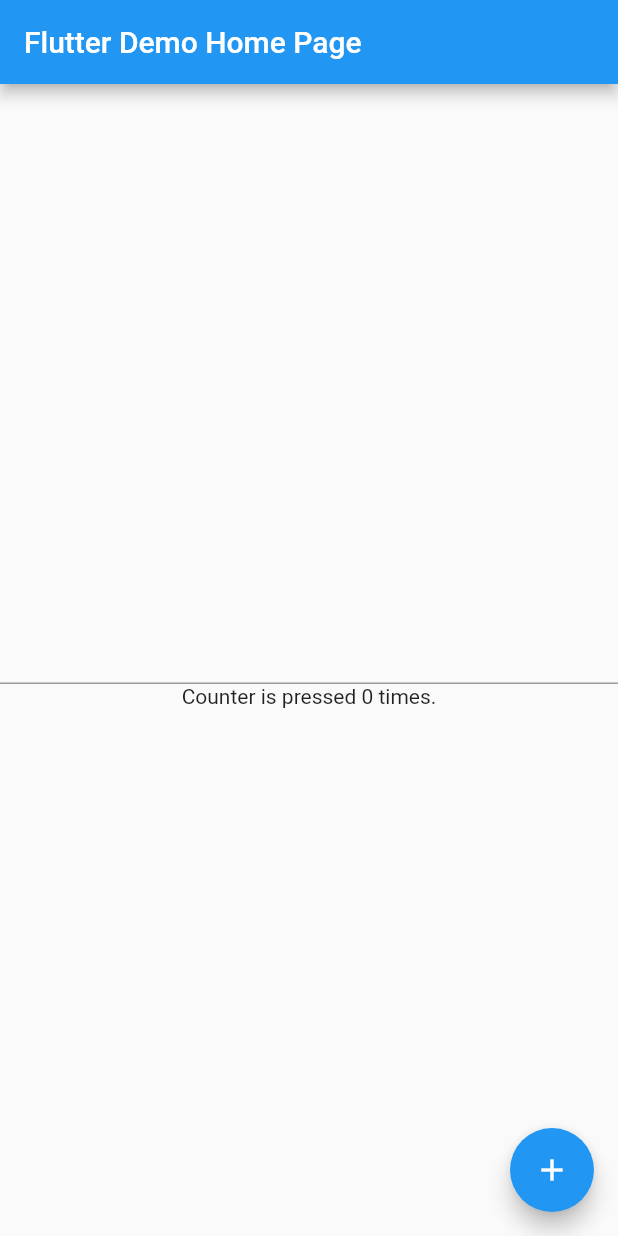
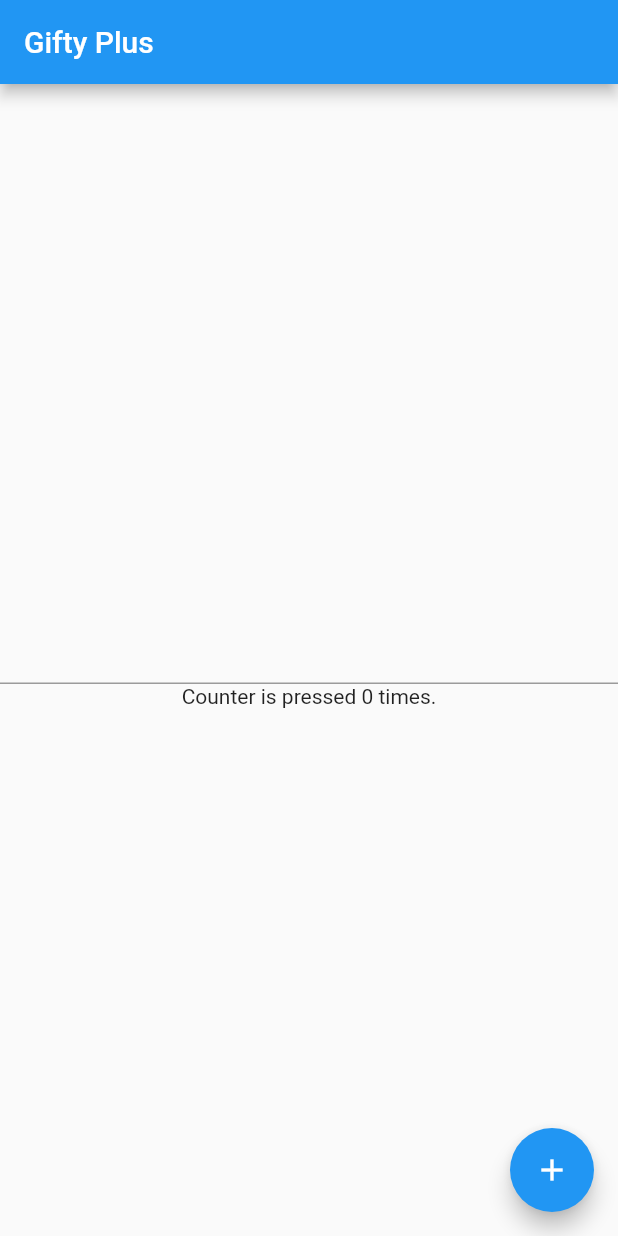
Before and after one commit to ilulale/giftyplus, a Flutter app: the screen it shows after launch, on a phone screen of 412 x 824 dp. Run offline on Flutter 3.47's test engine with Material 2 defaults, Android fonts, the phone set to English and light mode, and no system bars; our stand-ins replace rxdart.

Commit message:
Changed title

```diff
--- a/lib/main.dart
+++ b/lib/main.dart
@@ -13,7 +13,7 @@
       theme: ThemeData(
         primarySwatch: Colors.blue,
       ),
-      home: MyHomePage(title: 'Flutter Demo Home Page'),
+      home: MyHomePage(title: 'Gifty Plus'),
     );
   }
 }
@@ -28,39 +28,31 @@
 }
 
 class _MyHomePageState extends State<MyHomePage> {
-  CounterBloc _counterBloc = new CounterBloc(initialVal:0);
+  CounterBloc _counterBloc = new CounterBloc(initialVal: 0);
   final val = new TextEditingController();
 
   @override
   Widget build(BuildContext context) {
-
     return Scaffold(
       appBar: AppBar(
-
         title: Text(widget.title),
       ),
       body: Center(
-
         child: Column(
           mainAxisAlignment: MainAxisAlignment.center,
           children: <Widget>[
-
-            TextField(
-              controller: val
-            ),
+            TextField(controller: val),
             StreamBuilder(
               stream: _counterBloc.counterObservable,
-              builder: (BuildContext context, AsyncSnapshot snapshot){
-                return Text(
-                  'Counter is pressed ${snapshot.data} times.'
-                );
+              builder: (BuildContext context, AsyncSnapshot snapshot) {
+                return Text('Counter is pressed ${snapshot.data} times.');
               },
             ),
           ],
         ),
       ),
       floatingActionButton: FloatingActionButton(
-        onPressed: (){
+        onPressed: () {
           _counterBloc.increment();
         },
         tooltip: 'Increment',
@@ -68,6 +60,7 @@
       ), // This trailing comma makes auto-formatting nicer for build methods.
     );
   }
+
   @override
   void dispose() {
     _counterBloc.dispose();
```
Also changed, not shown: pubspec.lock.
